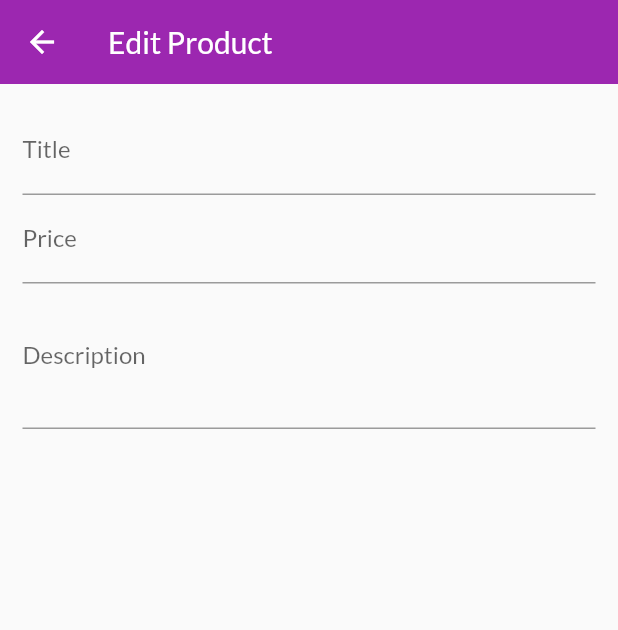
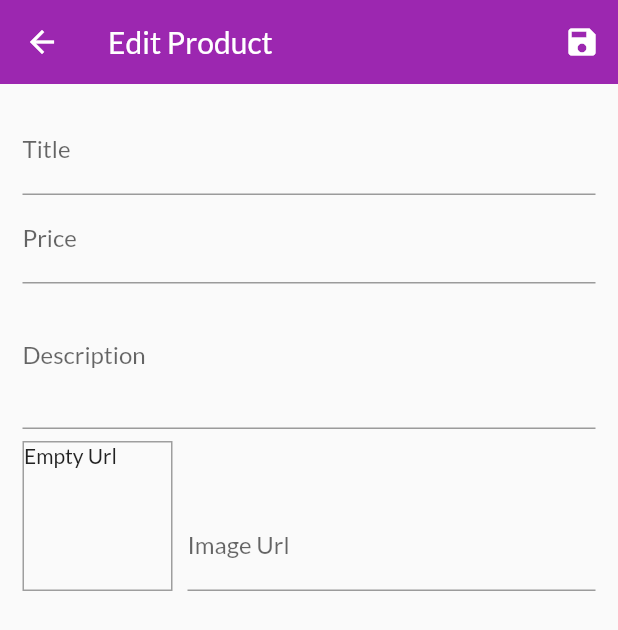
Before and after one commit to Ivy-Walobwa/shop_app, a Flutter app: the EditProductScreen screen opened by its route, on a phone screen of 412 x 824 dp. Shown: the top 630 px of the screen. Run offline on Flutter 3.47's test engine with Material 2 defaults, Android fonts, the phone set to English and light mode, and no system bars; network calls fail.

Commit message:
submitting form data

```diff
--- a/lib/screens/edit_product_screen.dart
+++ b/lib/screens/edit_product_screen.dart
@@ -1,4 +1,6 @@
+import 'package:flutter/cupertino.dart';
 import 'package:flutter/material.dart';
+import 'package:shop_app/providers/product.dart';
 
 class EditProductScreen extends StatefulWidget {
   static const routeName = '/edit-product';
@@ -8,18 +10,59 @@ class EditProductScreen extends StatefulWidget {
 }
 
 class _EditProductScreenState extends State<EditProductScreen> {
-  var _priceFocusNode = FocusNode();
-  var _descriptionFocusNode = FocusNode();
+  final _priceFocusNode = FocusNode();
+  final _descriptionFocusNode = FocusNode();
+  final _imageController = TextEditingController();
+  final _imageFocusNode = FocusNode();
+  final _form = GlobalKey<FormState>();
+  Product _editProduct =
+      Product(price: 0, id: null, title: '', imageUrl: '', description: '');
+
+  @override
+  void initState() {
+    _imageFocusNode.addListener(_updateImage);
+    super.initState();
+  }
+
+  @override
+  void dispose() {
+    _imageFocusNode.removeListener(_updateImage);
+    _descriptionFocusNode.dispose();
+    _priceFocusNode.dispose();
+    _imageController.dispose();
+    _imageFocusNode.dispose();
+    super.dispose();
+  }
+
+  void _updateImage() {
+    if (!_imageFocusNode.hasFocus) {
+      setState(() {});
+    }
+  }
+
+  void _saveForm() {
+    _form.currentState.save();
+    print(_editProduct.title);
+    print(_editProduct.description);
+    print(_editProduct.imageUrl);
+    print(_editProduct.price);
+    print(_editProduct.id);
+
+  }
 
   @override
   Widget build(BuildContext context) {
     return Scaffold(
       appBar: AppBar(
         title: Text('Edit Product'),
+        actions: <Widget>[
+          IconButton(icon: Icon(Icons.save), onPressed: _saveForm)
+        ],
       ),
       body: Padding(
         padding: const EdgeInsets.all(15.0),
         child: Form(
+            key: _form,
             child: ListView(
               children: <Widget>[
                 TextFormField(
@@ -28,12 +71,30 @@ class _EditProductScreenState extends State<EditProductScreen> {
                   onFieldSubmitted: (_) {
                     FocusScope.of(context).requestFocus(_priceFocusNode);
                   },
+                  onSaved: (value) {
+                    _editProduct = Product(
+                      price: _editProduct.price,
+                      id: null,
+                      title: value,
+                      imageUrl: _editProduct.imageUrl,
+                      description: _editProduct.description,
+                    );
+                  },
                 ),
                 TextFormField(
                   decoration: InputDecoration(labelText: 'Price'),
                   textInputAction: TextInputAction.next,
                   keyboardType: TextInputType.number,
                   focusNode: _priceFocusNode,
+                  onSaved: (value){
+                    _editProduct = Product(
+                      price: double.parse(value),
+                      id: null,
+                      title: _editProduct.title,
+                      imageUrl: _editProduct.imageUrl,
+                      description: _editProduct.description,
+                    );
+                  },
                   onFieldSubmitted: (_) {
                     FocusScope.of(context).requestFocus(_descriptionFocusNode);
                   },
@@ -43,6 +104,60 @@ class _EditProductScreenState extends State<EditProductScreen> {
                   maxLines: 3,
                   keyboardType: TextInputType.multiline,
                   focusNode: _descriptionFocusNode,
+                  onSaved: (value){
+                    _editProduct = Product(
+                      price: _editProduct.price,
+                      id: null,
+                      title: _editProduct.title,
+                      imageUrl: _editProduct.imageUrl,
+                      description: value,
+                    );
+                  },
+                ),
+                Row(
+                  crossAxisAlignment: CrossAxisAlignment.end,
+                  children: <Widget>[
+                    Container(
+                      height: 100,
+                      width: 100,
+                      margin: EdgeInsets.only(
+                        top: 8,
+                        right: 10,
+                      ),
+                      decoration: BoxDecoration(
+                        border: Border.all(color: Colors.grey, width: 1),
+                      ),
+                      child: _imageController.text.isEmpty
+                          ? Text(
+                              "Empty Url",
+                            )
+                          : FittedBox(
+                              child: Image.network(_imageController.text),
+                              fit: BoxFit.cover,
+                            ),
+                    ),
+                    Expanded(
+                      child: TextFormField(
+                        decoration: InputDecoration(labelText: 'Image Url'),
+                        keyboardType: TextInputType.url,
+                        textInputAction: TextInputAction.done,
+                        controller: _imageController,
+                        focusNode: _imageFocusNode,
+                        onSaved: (value){
+                          _editProduct = Product(
+                            price: _editProduct.price,
+                            id: null,
+                            title: _editProduct.title,
+                            imageUrl: value,
+                            description: _editProduct.description,
+                          );
+                        },
+                        onFieldSubmitted: (_) {
+                          _saveForm();
+                        },
+                      ),
+                    ),
+                  ],
                 ),
               ],
             )),
```
Lines whose indentation alone changed are shown as unchanged.
